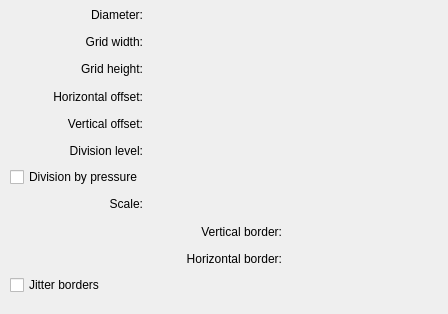
The window that plugins/paintops/gridbrush/wdggridoptions.ui (KDE/krita) describes before a commit, drawn with Qt 5.
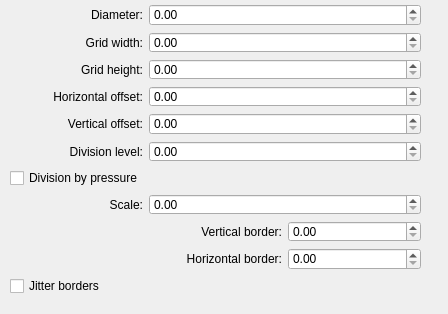
The same window after the commit. Custom widgets are drawn as their Qt base class.

Commit message:
ui: Fix Designer not rendering KisDoubleSliderSpinBox as QDoubleSpinBox
Part-of: <https://invent.kde.org/graphics/krita/-/merge_requests/1742>

Patch:
```diff
--- a/plugins/paintops/gridbrush/wdggridoptions.ui
+++ b/plugins/paintops/gridbrush/wdggridoptions.ui
@@ -173,7 +173,7 @@
  <customwidgets>
   <customwidget>
    <class>KisDoubleSliderSpinBox</class>
-   <extends>QWidget</extends>
+   <extends>QDoubleSpinBox</extends>
    <header>kis_slider_spin_box.h</header>
    <container>1</container>
   </customwidget>
```
The commit also changes 54 other files.
